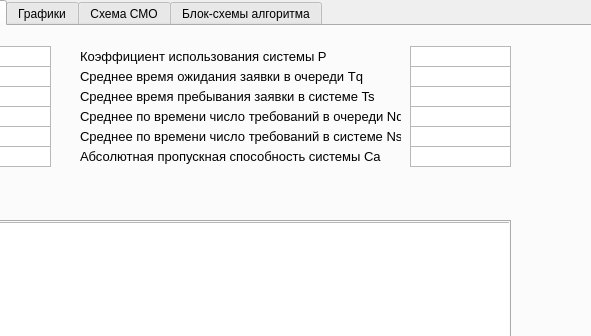
Before: the Qt Designer form mainwindow.ui in Denisbaic/SolutionModelQT, drawn with Qt 5; both pictures show x 242 to 833 and y 0 to 336 of the 1245 by 732 pixel window.
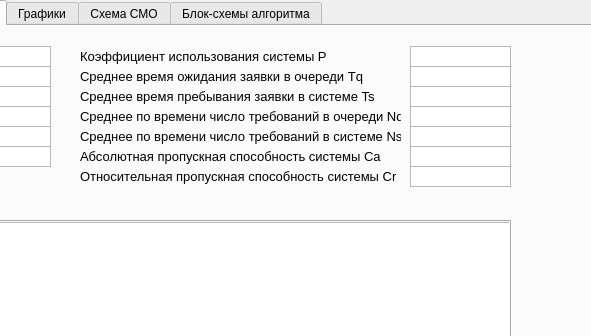
After: the same form once the commit is applied. The open tabs and pages were chosen to show the change. Icons and pictures are not drawn. Custom widgets are drawn as their Qt base class.

The edit to the form file:
```diff
--- a/mainwindow.ui
+++ b/mainwindow.ui
@@ -633,6 +633,37 @@
        </widget>
       </widget>
      </widget>
+     <widget class="QTextEdit" name="TBCr">
+      <property name="geometry">
+       <rect>
+        <x>650</x>
+        <y>140</y>
+        <width>101</width>
+        <height>21</height>
+       </rect>
+      </property>
+      <property name="verticalScrollBarPolicy">
+       <enum>Qt::ScrollBarAlwaysOff</enum>
+      </property>
+     </widget>
+     <widget class="QLabel" name="label_20">
+      <property name="geometry">
+       <rect>
+        <x>320</x>
+        <y>140</y>
+        <width>321</width>
+        <height>21</height>
+       </rect>
+      </property>
+      <property name="font">
+       <font>
+        <pointsize>10</pointsize>
+       </font>
+      </property>
+      <property name="text">
+       <string>Относительная пропускная способность системы Cr</string>
+      </property>
+     </widget>
     </widget>
     <widget class="QWidget" name="tab_3">
      <attribute name="title">
```
Left out of the diff: 2 changed lines with no effect on the pictures.
